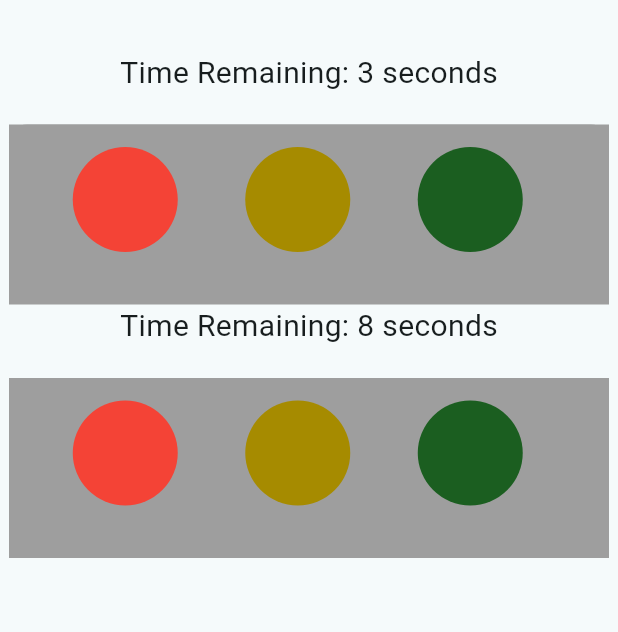
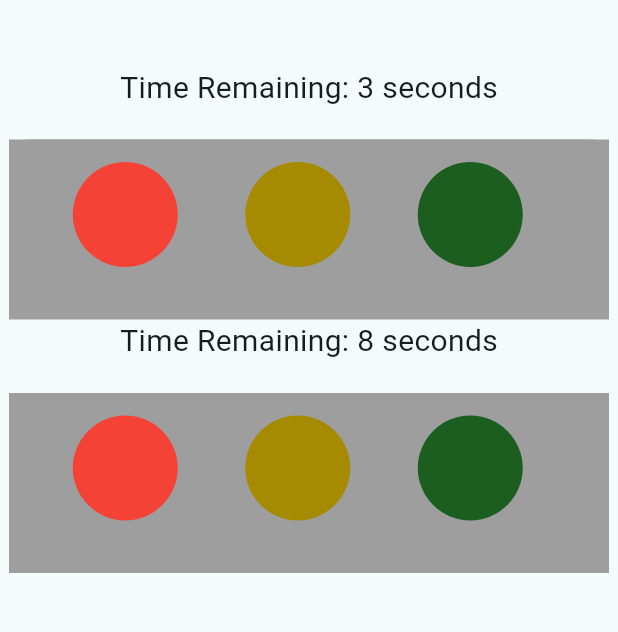
Before and after one commit to AndyPhuHuynh/CS410-SP2025-Traffic-Light-System, a Flutter app: the screen it shows after launch, on a phone screen of 412 x 824 dp, the part 63-695 px from its top. Run offline on Flutter 3.47's test engine with Material 3 defaults, Android fonts, the phone set to English and light mode, and no system bars.

```diff
--- a/lib/main.dart
+++ b/lib/main.dart
@@ -271,7 +271,7 @@ class _TrafficModuleState extends State<TrafficModule> {
           child: Column( // place one on top of another
             mainAxisAlignment: MainAxisAlignment.start, // alignment
             children: [ // more than one widget
-              const SizedBox(height: 20), // display the time
+              const SizedBox(height: 30), // display the time
               Text(
                 'Time Remaining: $_remainingTime seconds', // text
                 style: const TextStyle(fontSize: 20), // font
```
